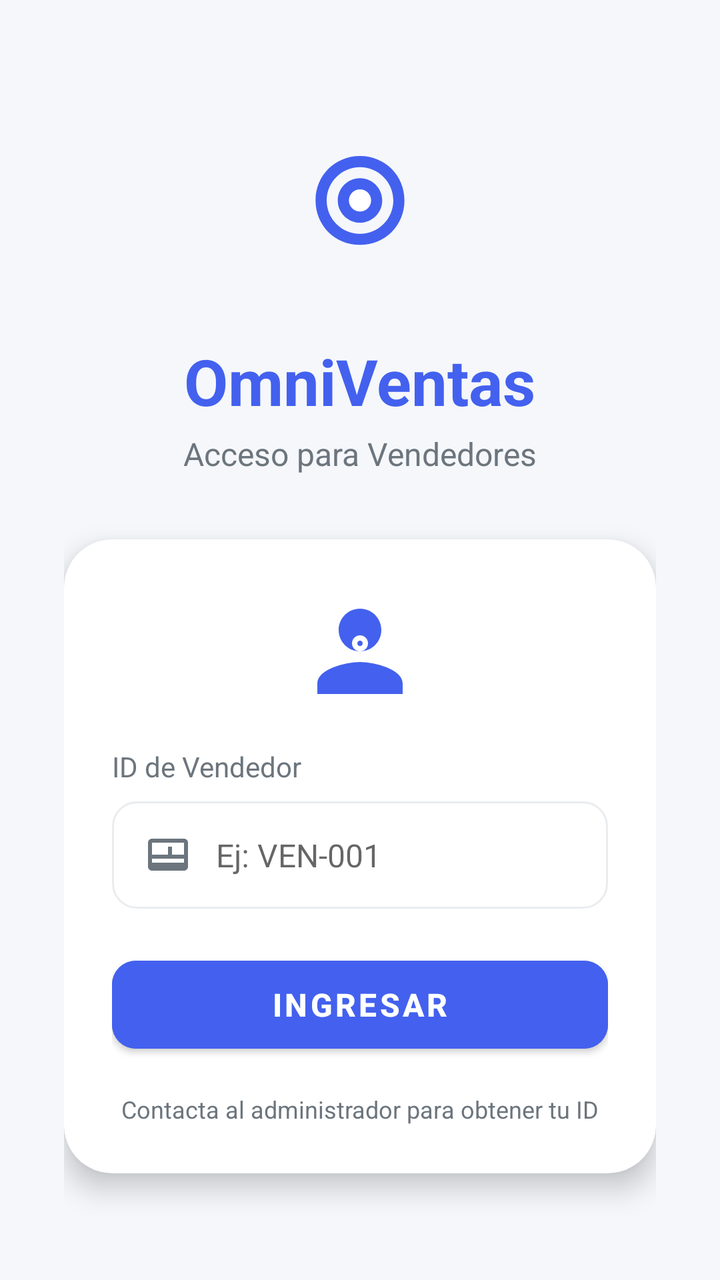
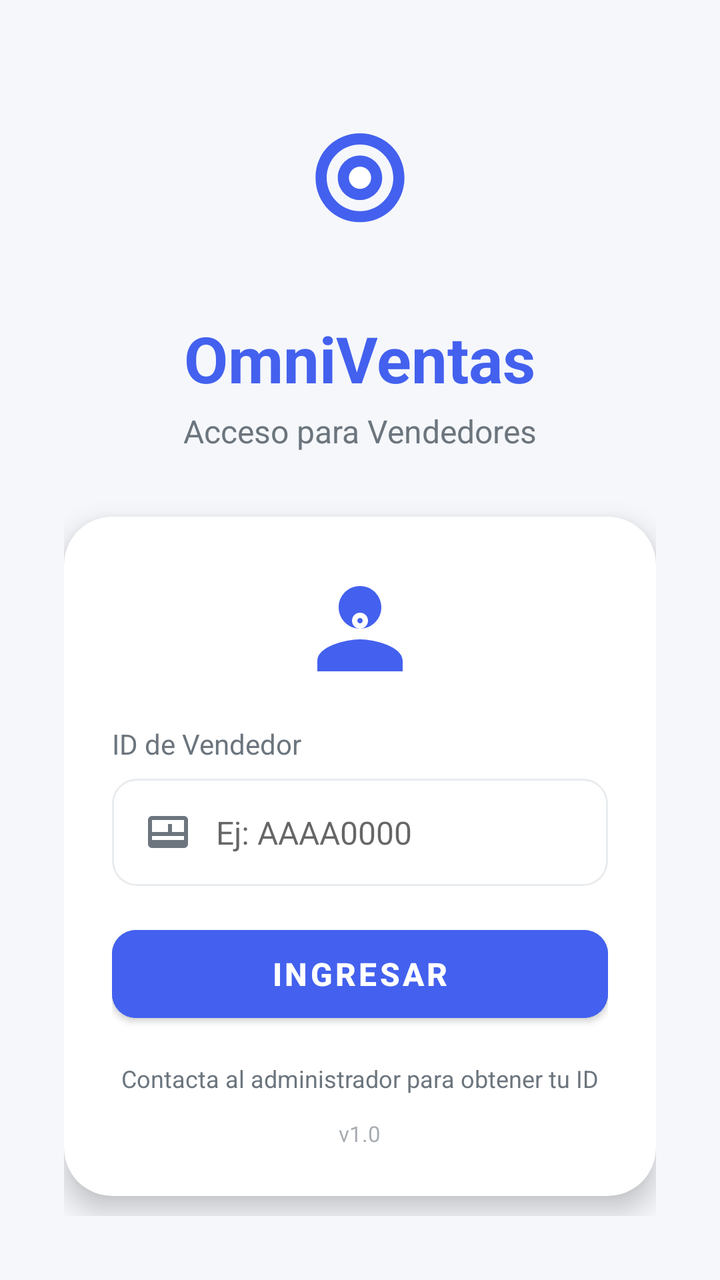

Two renders of the same Android screen: before a commit and after it. Below are the layout's source before the change and the commit's diff.
<!-- AndroidManifest.xml: application theme Theme.OmniVentas -->
<!-- res/layout/activity_login.xml -->
<?xml version="1.0" encoding="utf-8"?>
<LinearLayout xmlns:android="http://schemas.android.com/apk/res/android"
    xmlns:app="http://schemas.android.com/apk/res-auto"
    android:layout_width="match_parent"
    android:layout_height="match_parent"
    android:orientation="vertical"
    android:gravity="center"
    android:padding="32dp"
    android:background="@color/light_gray">

    
    <ImageView
        android:id="@+id/iv_logo"
        android:layout_width="100dp"
        android:layout_height="100dp"
        android:src="@drawable/ic_launcher_foreground"
        android:layout_marginBottom="16dp"
        android:scaleType="centerInside" />

    
    <TextView
        android:id="@+id/tv_title"
        android:layout_width="wrap_content"
        android:layout_height="wrap_content"
        android:text="OmniVentas"
        android:textSize="32sp"
        android:textStyle="bold"
        android:textColor="@color/primary"
        android:layout_marginBottom="4dp" />

    <TextView
        android:id="@+id/tv_subtitle"
        android:layout_width="wrap_content"
        android:layout_height="wrap_content"
        android:text="Acceso para Vendedores"
        android:textSize="16sp"
        android:textColor="@color/gray"
        android:layout_marginBottom="32dp" />

    
    <androidx.cardview.widget.CardView
        android:id="@+id/card_login"
        android:layout_width="match_parent"
        android:layout_height="wrap_content"
        app:cardCornerRadius="24dp"
        app:cardElevation="8dp"
        app:cardBackgroundColor="@color/white">

        <LinearLayout
            android:layout_width="match_parent"
            android:layout_height="wrap_content"
            android:orientation="vertical"
            android:padding="24dp">

            
            <ImageView
                android:layout_width="64dp"
                android:layout_height="64dp"
                android:src="@drawable/ic_vendor"
                android:layout_gravity="center"
                android:layout_marginBottom="16dp" />

            <TextView
                android:layout_width="wrap_content"
                android:layout_height="wrap_content"
                android:text="ID de Vendedor"
                android:textSize="14sp"
                android:textColor="@color/gray"
                android:layout_marginBottom="8dp" />

            
            <LinearLayout
                android:layout_width="match_parent"
                android:layout_height="wrap_content"
                android:orientation="horizontal"
                android:background="@drawable/edit_text_background"
                android:padding="4dp"
                android:layout_marginBottom="20dp">

                <ImageView
                    android:layout_width="24dp"
                    android:layout_height="24dp"
                    android:src="@drawable/ic_vendor_id"
                    android:layout_gravity="center"
                    android:layout_marginStart="12dp" />

                <EditText
                    android:id="@+id/et_vendor_id"
                    android:layout_width="0dp"
                    android:layout_height="wrap_content"
                    android:layout_weight="1"
                    android:hint="Ej: VEN-001"
                    android:inputType="text"
                    android:background="@android:color/transparent"
                    android:padding="12dp"
                    android:textSize="16dp"
                    android:textColor="@color/dark" />
            </LinearLayout>

            
            <Button
                android:id="@+id/btn_login"
                android:layout_width="match_parent"
                android:layout_height="56dp"
                android:text="Ingresar"
                android:textSize="16sp"
                android:textStyle="bold"
                android:backgroundTint="@color/primary"
                app:cornerRadius="12dp" />

            
            <TextView
                android:layout_width="wrap_content"
                android:layout_height="wrap_content"
                android:text="Contacta al administrador para obtener tu ID"
                android:textSize="12sp"
                android:textColor="@color/gray"
                android:layout_gravity="center"
                android:layout_marginTop="16dp" />

        </LinearLayout>
    </androidx.cardview.widget.CardView>

</LinearLayout>
<!-- resources referenced by this layout -->
<resources>
  <color name="dark">#212529</color>
  <color name="gray">#6C757D</color>
  <color name="light_gray">#F5F7FB</color>
  <color name="primary">#4361EE</color>
  <color name="white">#FFFFFF</color>
  <!-- drawable edit_text_background (drawable) -->
  <?xml version="1.0" encoding="utf-8"?>
  <shape xmlns:android="http://schemas.android.com/apk/res/android">
      <solid android:color="@color/white" />
      <stroke android:width="1dp" android:color="@color/gray_light" />
      <corners android:radius="12dp" />
  </shape>
  <!-- drawable ic_launcher_foreground (drawable) -->
  <?xml version="1.0" encoding="utf-8"?>
  <vector xmlns:android="http://schemas.android.com/apk/res/android"
      android:width="108dp"
      android:height="108dp"
      android:viewportWidth="108"
      android:viewportHeight="108">
      <path
          android:fillColor="#4361EE"
          android:pathData="M54,27C40.5,27 30,37.5 30,51C30,64.5 40.5,75 54,75C67.5,75 78,64.5 78,51C78,37.5 67.5,27 54,27ZM54,69C44.1,69 36,60.9 36,51C36,41.1 44.1,33 54,33C63.9,33 72,41.1 72,51C72,60.9 63.9,69 54,69ZM54,39C47.4,39 42,44.4 42,51C42,57.6 47.4,63 54,63C60.6,63 66,57.6 66,51C66,44.4 60.6,39 54,39Z"/>
      <path
          android:fillColor="#FFFFFF"
          android:pathData="M54,45C50.7,45 48,47.7 48,51C48,54.3 50.7,57 54,57C57.3,57 60,54.3 60,51C60,47.7 57.3,45 54,45Z"/>
  </vector>
  <!-- drawable ic_vendor (drawable) -->
  <?xml version="1.0" encoding="utf-8"?>
  <vector xmlns:android="http://schemas.android.com/apk/res/android"
      android:width="64dp"
      android:height="64dp"
      android:viewportWidth="24"
      android:viewportHeight="24">
      <path
          android:fillColor="@color/primary"
          android:pathData="M12,12c2.21,0 4,-1.79 4,-4s-1.79,-4 -4,-4 -4,1.79 -4,4 1.79,4 4,4zM12,14c-2.67,0 -8,1.34 -8,4v2h16v-2c0,-2.66 -5.33,-4 -8,-4z"/>
      <path
          android:fillColor="@color/white"
          android:pathData="M12,12c-0.83,0 -1.5,-0.67 -1.5,-1.5S11.17,9 12,9s1.5,0.67 1.5,1.5S12.83,12 12,12zM12,10c-0.28,0 -0.5,0.22 -0.5,0.5S11.72,11 12,11s0.5,-0.22 0.5,-0.5S12.28,10 12,10z"/>
  </vector>
  <!-- drawable ic_vendor_id (drawable) -->
  <?xml version="1.0" encoding="utf-8"?>
  <vector xmlns:android="http://schemas.android.com/apk/res/android"
      android:width="24dp"
      android:height="24dp"
      android:viewportWidth="24"
      android:viewportHeight="24">
      <path
          android:fillColor="@color/gray"
          android:pathData="M20,4H4c-1.1,0 -2,0.9 -2,2v12c0,1.1 0.9,2 2,2h16c1.1,0 2,-0.9 2,-2V6c0,-1.1 -0.9,-2 -2,-2zM4,6h16v2H4V6zM4,12v-2h4v2H4zM4,10V8h4v2H4zM12,12H8v-2h4v2zM12,10H8V8h4v2zM20,12h-6v-2h6v2zM20,10h-6V8h6v2zM4,16v-2h16v2H4z"/>
  </vector>
  <style name="Theme.OmniVentas" parent="Theme.MaterialComponents.DayNight.NoActionBar">
          <item name="colorPrimary">@color/primary</item>
          <item name="colorPrimaryVariant">@color/primary_dark</item>
          <item name="colorOnPrimary">@color/white</item>
          <item name="colorSecondary">@color/secondary</item>
          <item name="colorOnSecondary">@color/white</item>
          <item name="android:statusBarColor">@color/primary</item>
          <item name="android:windowBackground">@color/light_gray</item>
      </style>
  <color name="gray_light">#E9ECEF</color>
  <color name="primary_dark">#3A56D4</color>
  <color name="secondary">#3F37C9</color>
</resources>

<!-- the commit's change to res/layout/activity_login.xml (unified diff, before → after) -->
@@ -8,7 +8,6 @@
     android:padding="32dp"
     android:background="@color/light_gray">
 
-    
     <ImageView
         android:id="@+id/iv_logo"
         android:layout_width="100dp"
@@ -17,7 +16,6 @@
         android:layout_marginBottom="16dp"
         android:scaleType="centerInside" />
 
-    
     <TextView
         android:id="@+id/tv_title"
         android:layout_width="wrap_content"
@@ -37,7 +35,6 @@
         android:textColor="@color/gray"
         android:layout_marginBottom="32dp" />
 
-    
     <androidx.cardview.widget.CardView
         android:id="@+id/card_login"
         android:layout_width="match_parent"
@@ -52,7 +49,6 @@
             android:orientation="vertical"
             android:padding="24dp">
 
-            
             <ImageView
                 android:layout_width="64dp"
                 android:layout_height="64dp"
@@ -68,14 +64,13 @@
                 android:textColor="@color/gray"
                 android:layout_marginBottom="8dp" />
 
-            
             <LinearLayout
                 android:layout_width="match_parent"
                 android:layout_height="wrap_content"
                 android:orientation="horizontal"
                 android:background="@drawable/edit_text_background"
                 android:padding="4dp"
-                android:layout_marginBottom="20dp">
+                android:layout_marginBottom="16dp">
 
                 <ImageView
                     android:layout_width="24dp"
@@ -89,15 +84,35 @@
                     android:layout_width="0dp"
                     android:layout_height="wrap_content"
                     android:layout_weight="1"
-                    android:hint="Ej: VEN-001"
+                    android:hint="Ej: AAAA0000"
                     android:inputType="text"
                     android:background="@android:color/transparent"
                     android:padding="12dp"
                     android:textSize="16dp"
-                    android:textColor="@color/dark" />
+                    android:textColor="@color/dark"
+                    android:maxLength="8"
+                    android:imeOptions="actionDone" />
             </LinearLayout>
 
-            
+            <TextView
+                android:id="@+id/tv_error"
+                android:layout_width="match_parent"
+                android:layout_height="wrap_content"
+                android:textColor="@color/danger"
+                android:textSize="14sp"
+                android:gravity="center"
+                android:padding="8dp"
+                android:visibility="gone"
+                android:layout_marginBottom="8dp" />
+
+            <ProgressBar
+                android:id="@+id/progressBar"
+                android:layout_width="wrap_content"
+                android:layout_height="wrap_content"
+                android:layout_gravity="center"
+                android:visibility="gone"
+                android:layout_marginBottom="8dp" />
+
             <Button
                 android:id="@+id/btn_login"
                 android:layout_width="match_parent"
@@ -108,7 +123,6 @@
                 android:backgroundTint="@color/primary"
                 app:cornerRadius="12dp" />
 
-            
             <TextView
                 android:layout_width="wrap_content"
                 android:layout_height="wrap_content"
@@ -118,6 +132,16 @@
                 android:layout_gravity="center"
                 android:layout_marginTop="16dp" />
 
+            <TextView
+                android:layout_width="wrap_content"
+                android:layout_height="wrap_content"
+                android:text="v1.0"
+                android:textSize="11sp"
+                android:textColor="@color/gray"
+                android:layout_gravity="center"
+                android:layout_marginTop="12dp"
+                android:alpha="0.6" />
+
         </LinearLayout>
     </androidx.cardview.widget.CardView>
 
<!-- resource entries referenced after the edit -->
@@ -1,5 +1,6 @@
 <!-- resources referenced by this layout -->
 <resources>
+  <color name="danger">#EF476F</color>
   <color name="dark">#212529</color>
   <color name="gray">#6C757D</color>
   <color name="light_gray">#F5F7FB</color>
